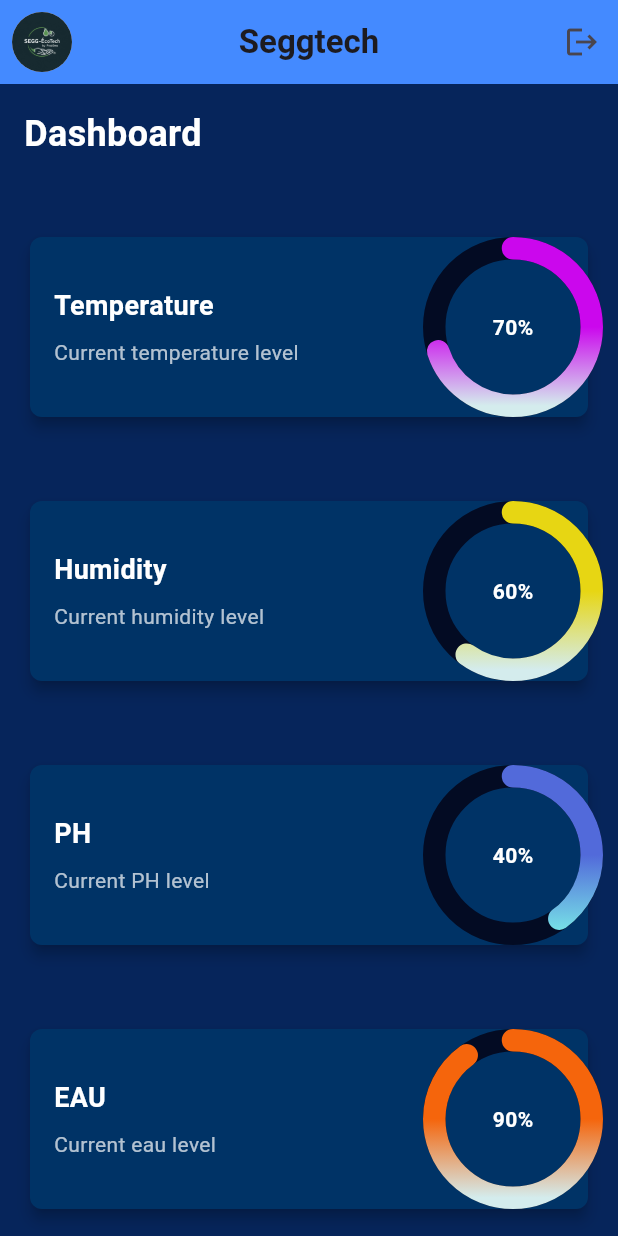
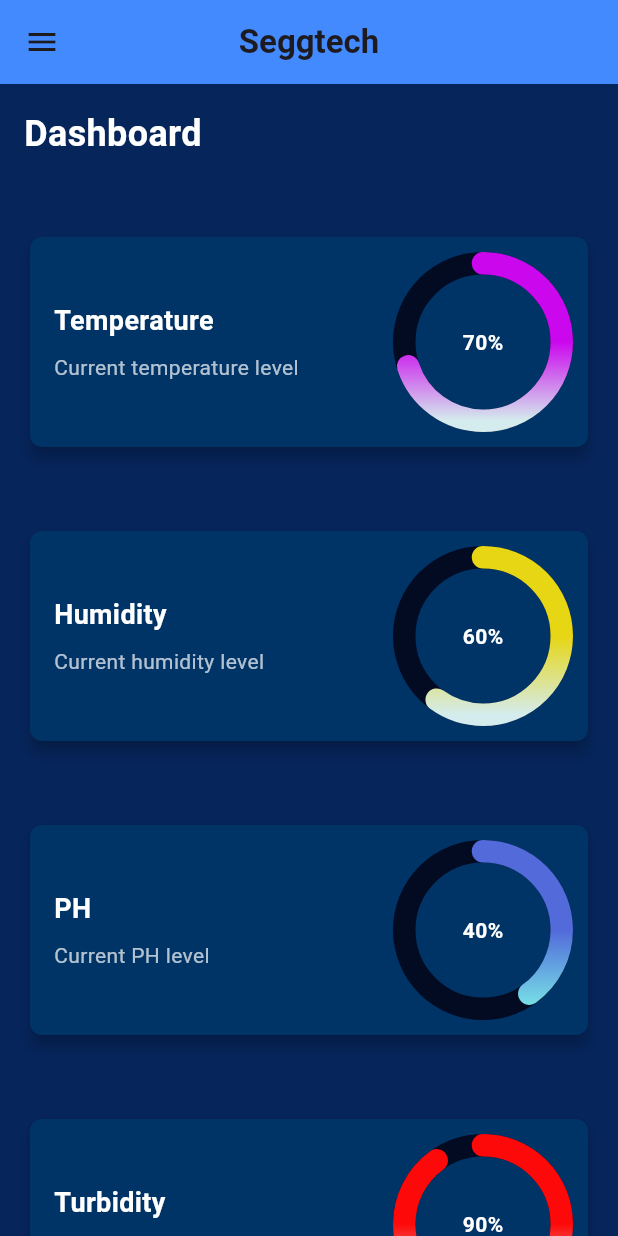
Before and after one commit to ahmeddamesamb/seggtech_mobile, a Flutter app: the Home screen opened directly, on a phone screen of 412 x 824 dp. Run offline on Flutter 3.47's test engine with Material 3 defaults, Android fonts, the phone set to English and light mode, and no system bars; drawn by our look-alikes of percent_indicator; our stand-ins replace font_awesome_flutter, smooth_page_indicator.

Commit message:
code review

```diff
--- a/lib/constantes/api_constantes.dart
+++ b/lib/constantes/api_constantes.dart
@@ -0,0 +1 @@
+const String baseApiUrlLocal = 'http://10.0.2.2:8000/api/'; // API URL "DEV"
--- a/lib/pages/home.dart
+++ b/lib/pages/home.dart
@@ -1,10 +1,10 @@
 import 'package:flutter/material.dart';
-import 'package:percent_indicator/circular_percent_indicator.dart';
+import 'package:percent_indicator/percent_indicator.dart';
+
+import '../routes/routes_path.dart';
 
 class Home extends StatefulWidget {
-  const Home({
-    super.key,
-  });
+  const Home({super.key});
 
   @override
   State<Home> createState() => _HomeState();
@@ -21,30 +21,77 @@ class _HomeState extends State<Home> {
         ),
         backgroundColor: Colors.blueAccent,
         centerTitle: true,
-        leading: const Padding(
-          padding: EdgeInsets.all(8.0),
-          child: CircleAvatar(
-            backgroundImage:
-                AssetImage('assets/seggtech_logo.JPG'), // Chemin de votre image
+        leading: Builder(
+          builder: (context) => IconButton(
+            icon: const Icon(Icons.menu),
+            onPressed: () {
+              Scaffold.of(context).openDrawer();
+            },
           ),
         ),
-        actions: [
-          IconButton(
-            icon: const Icon(Icons.logout),
-            onPressed: () {
-              // Logique de déconnexion
-              Navigator.pop(context); // Exemple de déconnexion simple
-            },
-          ),
-        ],
       ),
-      body: Row(
-        children: [
-          Expanded(
-            child: Container(
+      drawer: Drawer(
+        child: Column(
+          crossAxisAlignment: CrossAxisAlignment.start,
+          children: [
+            const SizedBox(
+              width: 300, // Définir la largeur souhaitée pour le DrawerHeader
+              child: DrawerHeader(
+                decoration: BoxDecoration(
+                  color: Colors.blueAccent,
+                ),
+                child: Column(
+                  mainAxisAlignment: MainAxisAlignment.center,
+                  children: [
+                    CircleAvatar(
+                      radius:
+                          70, // Ajuster la taille du CircleAvatar si nécessaire
+                      backgroundImage: AssetImage('assets/seggtech_logo.JPG'),
+                    ),
+                    SizedBox(height: 16),
+                    Text(
+                      'Seggtech',
+                      style: TextStyle(
+                        color: Colors.white,
+                        fontSize: 24,
+                        fontWeight: FontWeight.bold,
+                      ),
+                    ),
+                  ],
+                ),
+              ),
+            ),
+            ListTile(
+              leading: const Icon(Icons.person),
+              title: const Text('Modifier Profil'),
+              onTap: () {
+                // Logique pour modifier le profil
+              },
+            ),
+            ListTile(
+              leading: const Icon(Icons.settings),
+              title: const Text('Paramètres'),
+              onTap: () {
+                // Logique pour les paramètres
+              },
+            ),
+            ListTile(
+              leading: const Icon(Icons.logout),
+              title: const Text('Déconnexion'),
+              onTap: () {
+                // Logique pour déconnexion
+                Navigator.pushNamed(context, login);
+              },
+            ),
+          ],
+        ),
+      ),
+      body: SingleChildScrollView(
+        child: Column(
+          children: [
+            Container(
               decoration: const BoxDecoration(
-                color: Color.fromARGB(255, 6, 37,
-                    91), // Couleur de fond pour le conteneur principal
+                color: Color.fromARGB(255, 6, 37, 91),
                 boxShadow: [
                   BoxShadow(
                     color: Colors.black87,
@@ -73,15 +120,13 @@ class _HomeState extends State<Home> {
                   Padding(
                     padding: const EdgeInsets.all(16.0),
                     child: Card(
-                      color: const Color(
-                          0xFF003366), // Couleur bleue foncée pour le card
+                      color: const Color(0xFF003366),
                       elevation: 4.0,
                       shape: RoundedRectangleBorder(
                         borderRadius: BorderRadius.circular(8.0),
                       ),
                       child: Row(
                         children: [
-                          // Titre à gauche
                           const Expanded(
                             child: Padding(
                               padding: EdgeInsets.all(16.0),
@@ -103,20 +148,21 @@ class _HomeState extends State<Home> {
                                       fontSize: 14,
                                       color: Colors.white70,
                                     ),
-                                  ),                       ],
+                                  ),
+                                ],
                               ),
                             ),
                           ),
-                          // Graphique à droite
                           SizedBox(
-                            width:
-                                100, // Largeur fixe réduite pour le graphique
+                            width: 140,
+                            height: 140,
                             child: CircularPercentIndicator(
-                              radius: 60, // Rayon réduit pour le graphique
+                              radius: 60,
                               lineWidth: 15,
-                              percent: 0.7, // Pourcentage
+                              percent: 0.7,
                               circularStrokeCap: CircularStrokeCap.round,
-                              backgroundColor: Color.fromARGB(255, 3, 11, 35),
+                              backgroundColor:
+                                  const Color.fromARGB(255, 3, 11, 35),
                               linearGradient: const LinearGradient(
                                 colors: [
                                   Color.fromARGB(255, 203, 7, 237),
@@ -129,8 +175,7 @@ class _HomeState extends State<Home> {
                               center: const Text(
                                 '70%',
                                 style: TextStyle(
-                                  fontSize:
-                                      14, // Taille du texte au centre réduite
+                                  fontSize: 14,
                                   fontWeight: FontWeight.bold,
                                   color: Colors.white,
                                 ),
@@ -146,15 +191,13 @@ class _HomeState extends State<Home> {
                   Padding(
                     padding: const EdgeInsets.all(16.0),
                     child: Card(
-                      color: const Color(
-                          0xFF003366), // Couleur bleue foncée pour le card
+                      color: const Color(0xFF003366),
                       elevation: 4.0,
                       shape: RoundedRectangleBorder(
                         borderRadius: BorderRadius.circular(8.0),
                       ),
                       child: Row(
                         children: [
-                          // Titre à gauche
                           const Expanded(
                             child: Padding(
                               padding: EdgeInsets.all(16.0),
@@ -181,16 +224,16 @@ class _HomeState extends State<Home> {
                               ),
                             ),
                           ),
-                          // Graphique à droite
                           SizedBox(
-                            width:
-                                100, // Largeur fixe réduite pour le graphique
+                            width: 140,
+                            height: 140,
                             child: CircularPercentIndicator(
-                              radius: 60, // Rayon réduit pour le graphique
+                              radius: 60,
                               lineWidth: 15,
-                              percent: 0.6, // Pourcentage
+                              percent: 0.6,
                               circularStrokeCap: CircularStrokeCap.round,
-                              backgroundColor: Color.fromARGB(255, 3, 11, 35),
+                              backgroundColor:
+                                  const Color.fromARGB(255, 3, 11, 35),
                               linearGradient: const LinearGradient(
                                 colors: [
                                   Color.fromARGB(255, 231, 214, 19),
@@ -203,8 +246,7 @@ class _HomeState extends State<Home> {
                               center: const Text(
                                 '60%',
                                 style: TextStyle(
-                                  fontSize:
-                                      14, // Taille du texte au centre réduite
+                                  fontSize: 14,
                                   fontWeight: FontWeight.bold,
                                   color: Colors.white,
                                 ),
@@ -215,21 +257,18 @@ class _HomeState extends State<Home> {
                       ),
                     ),
                   ),
-
                   const SizedBox(height: 16),
-                  // Deuxième carte avec 60%
+                  // Troisième carte avec 40%
                   Padding(
                     padding: const EdgeInsets.all(16.0),
                     child: Card(
-                      color: const Color(
-                          0xFF003366), // Couleur bleue foncée pour le card
+                      color: const Color(0xFF003366),
                       elevation: 4.0,
                       shape: RoundedRectangleBorder(
                         borderRadius: BorderRadius.circular(8.0),
                       ),
                       child: Row(
                         children: [
-                          // Titre à gauche
                           const Expanded(
                             child: Padding(
                               padding: EdgeInsets.all(16.0),
@@ -256,16 +295,16 @@ class _HomeState extends State<Home> {
                               ),
                             ),
                           ),
-                          // Graphique à droite
                           SizedBox(
-                            width:
-                                100, // Largeur fixe réduite pour le graphique
+                            width: 140,
+                            height: 140,
                             child: CircularPercentIndicator(
-                              radius: 60, // Rayon réduit pour le graphique
+                              radius: 60,
                               lineWidth: 15,
-                              percent: 0.4, // Pourcentage
+                              percent: 0.4,
                               circularStrokeCap: CircularStrokeCap.round,
-                              backgroundColor: Color.fromARGB(255, 3, 11, 35),
+                              backgroundColor:
+                                  const Color.fromARGB(255, 3, 11, 35),
                               linearGradient: const LinearGradient(
                                 colors: [
                                   Color(0xFF526ADA),
@@ -278,8 +317,7 @@ class _HomeState extends State<Home> {
                               center: const Text(
                                 '40%',
                                 style: TextStyle(
-                                  fontSize:
-                                      14, // Taille du texte au centre réduite
+                                  fontSize: 14,
                                   fontWeight: FontWeight.bold,
                                   color: Colors.white,
                                 ),
@@ -291,19 +329,17 @@ class _HomeState extends State<Home> {
                     ),
                   ),
                   const SizedBox(height: 16),
-                  // Deuxième carte avec 60%
+                  // Quatrième carte avec 90%
                   Padding(
                     padding: const EdgeInsets.all(16.0),
                     child: Card(
-                      color: const Color(
-                          0xFF003366), // Couleur bleue foncée pour le card
+                      color: const Color(0xFF003366),
                       elevation: 4.0,
                       shape: RoundedRectangleBorder(
                         borderRadius: BorderRadius.circular(8.0),
                       ),
                       child: Row(
                         children: [
-                          // Titre à gauche
                           const Expanded(
                             child: Padding(
                               padding: EdgeInsets.all(16.0),
@@ -311,7 +347,7 @@ class _HomeState extends State<Home> {
                                 crossAxisAlignment: CrossAxisAlignment.start,
                                 children: [
                                   Text(
-                                    'EAU',
+                                    'Turbidity',
                                     style: TextStyle(
                                       fontSize: 18,
                                       fontWeight: FontWeight.bold,
@@ -320,7 +356,7 @@ class _HomeState extends State<Home> {
                                   ),
                                   SizedBox(height: 8),
                                   Text(
-                                    'Current eau level',
+                                    'Current turbidity level',
                                     style: TextStyle(
                                       fontSize: 14,
                                       color: Colors.white70,
@@ -330,20 +366,20 @@ class _HomeState extends State<Home> {
                               ),
                             ),
                           ),
-                          // Graphique à droite
                           SizedBox(
-                            width:
-                                100, // Largeur fixe réduite pour le graphique
+                            width: 140,
+                            height: 140,
                             child: CircularPercentIndicator(
-                              radius: 60, // Rayon réduit pour le graphique
+                              radius: 60,
                               lineWidth: 15,
-                              percent: 0.9, // Pourcentage
+                              percent: 0.9,
                               circularStrokeCap: CircularStrokeCap.round,
-                              backgroundColor: Color.fromARGB(255, 3, 11, 35),
+                              backgroundColor:
+                                  const Color.fromARGB(255, 3, 11, 35),
                               linearGradient: const LinearGradient(
                                 colors: [
-                                  Color.fromARGB(255, 245, 101, 12),
-                                  Color.fromARGB(255, 245, 101, 12),
+                                  Color.fromARGB(255, 254, 9, 9),
+                                  Color.fromARGB(255, 254, 9, 9),
                                   Color.fromARGB(255, 212, 236, 237),
                                 ],
                                 begin: Alignment.topCenter,
@@ -352,8 +388,7 @@ class _HomeState extends State<Home> {
                               center: const Text(
                                 '90%',
                                 style: TextStyle(
-                                  fontSize:
-                                      14, // Taille du texte au centre réduite
+                                  fontSize: 14,
                                   fontWeight: FontWeight.bold,
                                   color: Colors.white,
                                 ),
@@ -367,8 +402,8 @@ class _HomeState extends State<Home> {
                 ],
               ),
             ),
-          ),
-        ],
+          ],
+        ),
       ),
     );
   }
--- a/lib/routes/routes.dart
+++ b/lib/routes/routes.dart
@@ -1,9 +1,7 @@
 import 'package:flutter/material.dart';
-import 'package:seggtech/pages/Forgot_password.dart';
 import 'package:seggtech/pages/home.dart';
 import 'package:seggtech/pages/inscription.dart';
 import 'package:seggtech/pages/login.dart';
-import 'package:seggtech/pages/not_found.dart';
 import 'package:seggtech/routes/routes_path.dart';
 import 'package:seggtech/splash/page1.dart';
 import 'package:seggtech/splash/page2.dart';
@@ -18,8 +16,6 @@ class Routers {
         return MaterialPageRoute(builder: (_) => Login());
       case inscription:
         return MaterialPageRoute(builder: (_) => Register());
-      case password:
-        return MaterialPageRoute(builder: (_) => ForgotPassword());
       case home:
         return MaterialPageRoute(builder: (_) => const Home());
       case splash:
@@ -33,7 +29,7 @@ class Routers {
       case page4:
         return MaterialPageRoute(builder: (_) => const Page4());
       default:
-        return MaterialPageRoute(builder: (_) => const NotFoundPage());
+        return MaterialPageRoute(builder: (_) =>  Login());
     }
   }
 }
--- a/lib/routes/routes_path.dart
+++ b/lib/routes/routes_path.dart
@@ -5,7 +5,6 @@ const String popup = "/popup";
 const String message = "/message";
 const String profile = "/profile";
 const String inscription = '/inscription';
-const String password = '/password';
 const String home = '/home';
 const String page1 = '/page1';
 const String page2 = '/page2';
```
Also changed, not shown: lib/pages/Forgot_password.dart (deleted, +0 -65 lines), lib/pages/inscription.dart (+28 -18 lines), lib/pages/login.dart (+75 -21 lines), lib/pages/not_found.dart (deleted, +0 -10 lines), lib/provider/login_provider.dart (+6 -1 lines), lib/splash/page1.dart (+14 -4 lines), lib/splash/page2.dart (+15 -5 lines), lib/splash/page3.dart (+15 -5 lines), lib/splash/page4.dart (+10 -6 lines), lib/splash/splash.dart (+12 -4 lines), pubspec.yaml (+9 -0 lines), assets/logo_app.png (added), assets/logo_app1.png (added), pubspec.lock.
